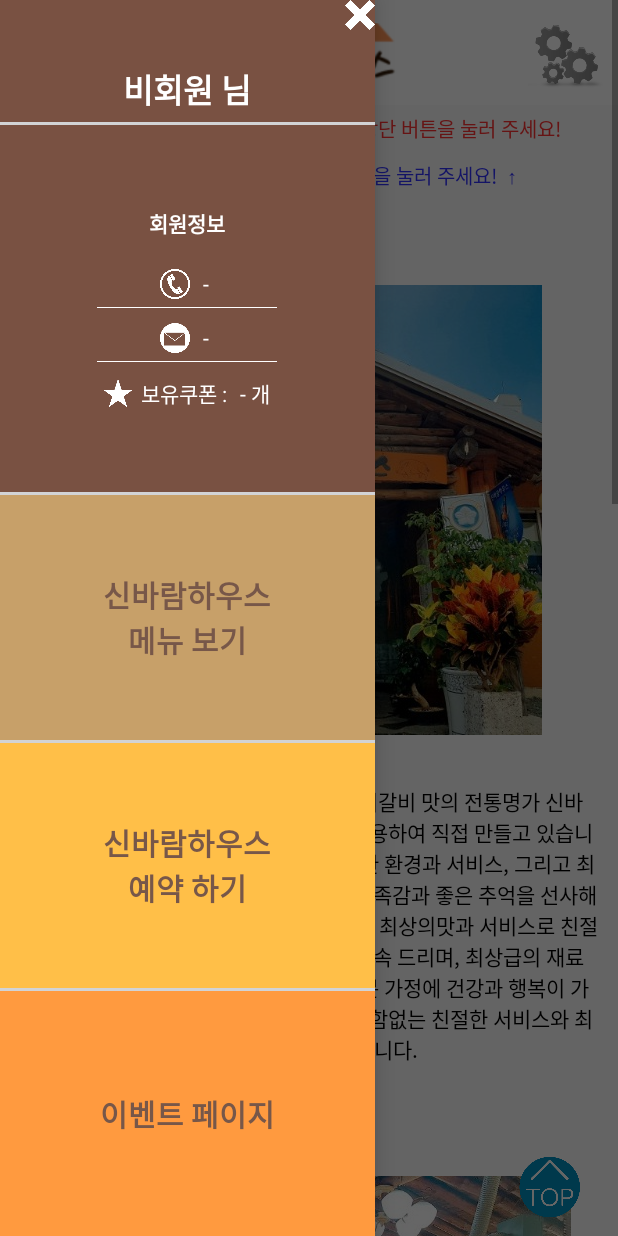
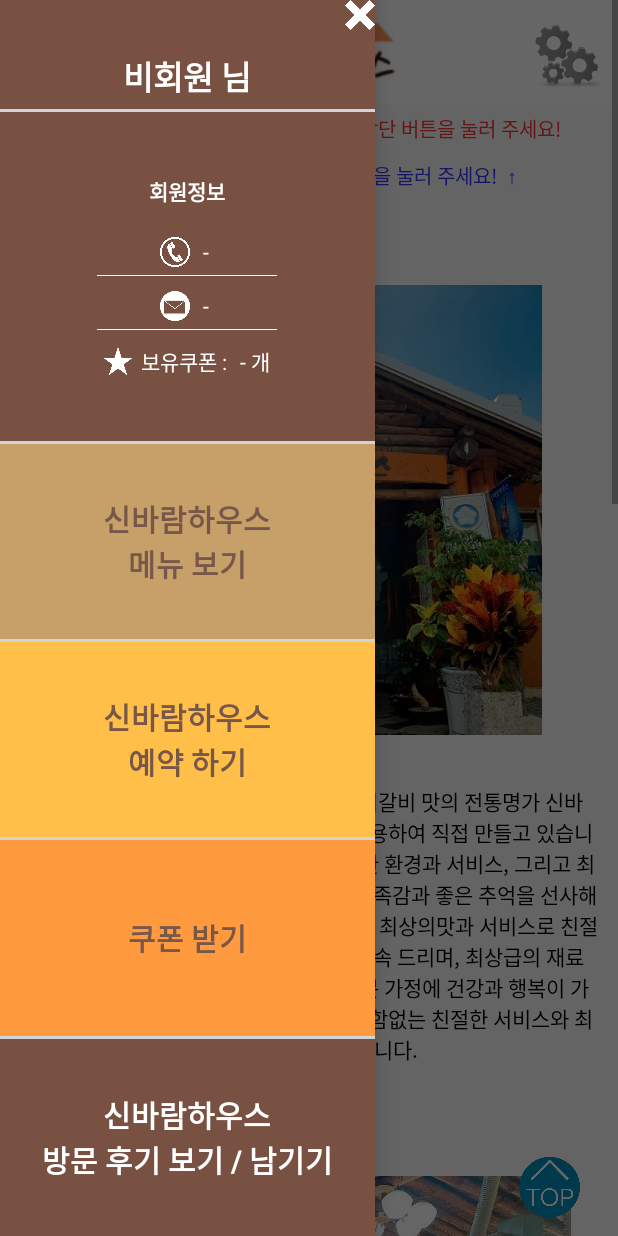
Before and after one commit to unripeblue/Sinbaram, an Android app: the MainActivity screen opened directly, with no data from a screen before it, with the side drawer open, on a phone screen of 412 x 824 dp. Run offline under Robolectric (Android 15) with nearby library versions, the phone set to English and light mode, and no system bars; pictures from the network do not load.

Commit message:
예약시 메인액티비티로 이동하게 변경. 리뷰 액티비티 추가

```diff
--- a/app/src/main/AndroidManifest.xml
+++ b/app/src/main/AndroidManifest.xml
@@ -25,10 +25,11 @@
         <activity android:name=".SignupActivity" />
         <activity android:name=".MenuActivity" />
         <activity android:name=".ReservationActivity" />
-        <activity android:name=".EventActivity" />
+        <activity android:name=".CouponActivity" />
         <activity android:name=".ReservationListActivity" />
         <activity android:name=".MyCouponActivity" />
-        <activity android:name=".MyInfoActivity"></activity>
+        <activity android:name=".MyInfoActivity" />
+        <activity android:name=".ReviewActivity"></activity>
     </application>
 
 </manifest>
--- a/app/src/main/java/com/tje/sinbaram/EventActivity.java
+++ b/app/src/main/java/com/tje/sinbaram/CouponActivity.java
@@ -9,7 +9,7 @@ import com.tje.sinbaram.data.Coupon;
 import java.util.ArrayList;
 import java.util.List;
 
-public class EventActivity extends BaseActivity {
+public class CouponActivity extends BaseActivity {
 
     private android.widget.ListView couponListView;
 
@@ -19,7 +19,7 @@ public class EventActivity extends BaseActivity {
     @Override
     protected void onCreate(Bundle savedInstanceState) {
         super.onCreate(savedInstanceState);
-        setContentView(R.layout.activity_event);
+        setContentView(R.layout.activity_coupon);
         bindViews();
         setupEvents();
         setValues();
--- a/app/src/main/java/com/tje/sinbaram/HamburgerMenuFragment.java
+++ b/app/src/main/java/com/tje/sinbaram/HamburgerMenuFragment.java
@@ -25,11 +25,13 @@ public class HamburgerMenuFragment extends Fragment {
     private TextView userPhoneTxt;
     private TextView userMailTxt;
     private TextView userCouponTxt;
+    private LinearLayout reviewLayout;
 
     @Nullable
     @Override
     public View onCreateView(LayoutInflater inflater, @Nullable ViewGroup container, @Nullable Bundle savedInstanceState) {
-        View v = inflater.inflate(R.layout.frag_member_navi, container, false);
+        View v = inflater.inflate(R.layout.frag_hamburger_menu, container, false);
+        this.reviewLayout = (LinearLayout) v.findViewById(R.id.reviewLayout);
         this.userCouponTxt = (TextView) v.findViewById(R.id.userCouponTxt);
         this.userMailTxt = (TextView) v.findViewById(R.id.userMailTxt);
         this.userPhoneTxt = (TextView) v.findViewById(R.id.userPhoneTxt);
@@ -64,7 +66,15 @@ public class HamburgerMenuFragment extends Fragment {
         eventpageLayout.setOnClickListener(new View.OnClickListener() {
             @Override
             public void onClick(View view) {
-                Intent intent = new Intent(getActivity(), EventActivity.class);
+                Intent intent = new Intent(getActivity(), CouponActivity.class);
+                startActivity(intent);
+            }
+        });
+
+        reviewLayout.setOnClickListener(new View.OnClickListener() {
+            @Override
+            public void onClick(View view) {
+                Intent intent = new Intent(getActivity(), ReviewActivity.class);
                 startActivity(intent);
             }
         });
--- a/app/src/main/res/layout/activity_event.xml
+++ b/app/src/main/res/layout/activity_coupon.xml
@@ -6,7 +6,7 @@
     android:layout_height="match_parent"
     android:orientation="vertical"
     android:gravity="center"
-    tools:context="com.tje.sinbaram.EventActivity">
+    tools:context="com.tje.sinbaram.CouponActivity">
 
     <TextView
         android:gravity="center"
--- a/app/src/main/res/layout/activity_main.xml
+++ b/app/src/main/res/layout/activity_main.xml
@@ -221,7 +221,7 @@
                 android:layout_width="match_parent"
                 android:layout_height="match_parent"
                 android:tag="memberFragment"
-                tools:layout="@layout/frag_member_navi" />
+                tools:layout="@layout/frag_hamburger_menu" />
         </LinearLayout>
 
 
--- a/app/src/main/res/layout/frag_member_navi.xml
+++ b/app/src/main/res/layout/frag_hamburger_menu.xml
@@ -15,7 +15,7 @@
         <LinearLayout
             android:layout_width="fill_parent"
             android:layout_height="0dp"
-            android:layout_weight="1">
+            android:layout_weight="0.9">
 
             <FrameLayout
                 android:layout_width="match_parent"
@@ -66,7 +66,7 @@
         <LinearLayout
             android:layout_width="fill_parent"
             android:layout_height="0dp"
-            android:layout_weight="3"
+            android:layout_weight="2.7"
             android:gravity="center"
             android:orientation="vertical"
             android:weightSum="1">
@@ -74,9 +74,9 @@
             <LinearLayout
                 android:layout_width="120dp"
                 android:layout_height="wrap_content"
+                android:layout_weight="0.76"
                 android:gravity="center"
-                android:orientation="vertical"
-                android:layout_weight="0.76">
+                android:orientation="vertical">
 
                 <TextView
                     android:layout_width="wrap_content"
@@ -169,9 +169,9 @@
                 </LinearLayout>
 
 
-
             </LinearLayout>
         </LinearLayout>
+
 
         <TextView
             android:layout_width="match_parent"
@@ -180,10 +180,10 @@
 
         <LinearLayout
             android:id="@+id/menuViewLayout"
-            android:background="#c7a069"
             android:layout_width="fill_parent"
             android:layout_height="0dp"
-            android:layout_weight="2"
+            android:layout_weight="1.6"
+            android:background="#c7a069"
             android:gravity="center"
             android:orientation="vertical">
 
@@ -208,17 +208,17 @@
 
         <LinearLayout
             android:id="@+id/reservationLayout"
-            android:background="#ffbf48"
             android:layout_width="fill_parent"
             android:layout_height="0dp"
-            android:layout_weight="2"
+            android:layout_weight="1.6"
+            android:background="#ffbf48"
             android:gravity="center"
             android:orientation="vertical">
 
             <TextView
-                android:gravity="center"
                 android:layout_width="wrap_content"
                 android:layout_height="wrap_content"
+                android:gravity="center"
                 android:text="신바람하우스\n예약 하기"
                 android:textColor="#775749"
                 android:textSize="20sp"
@@ -234,24 +234,48 @@
 
         <LinearLayout
             android:id="@+id/eventpageLayout"
-            android:background="#ff9a3f"
             android:layout_width="fill_parent"
             android:layout_height="0dp"
-            android:layout_weight="2"
+            android:layout_weight="1.6"
+            android:background="#ff9a3f"
             android:gravity="center"
             android:orientation="vertical">
 
             <TextView
                 android:layout_width="wrap_content"
                 android:layout_height="wrap_content"
-                android:text="이벤트 페이지"
+                android:text="쿠폰 받기"
                 android:textColor="#775749"
                 android:textSize="20sp"
                 android:textStyle="bold" />
 
         </LinearLayout>
 
+        <TextView
+            android:layout_width="match_parent"
+            android:layout_height="2dp"
+            android:background="#D2D3D5" />
 
+        <LinearLayout
+            android:id="@+id/reviewLayout"
+            android:layout_width="fill_parent"
+            android:layout_height="0dp"
+            android:layout_weight="1.6"
+            android:background="#795142"
+            android:gravity="center"
+            android:orientation="vertical">
+
+            <TextView
+                android:layout_width="wrap_content"
+                android:layout_height="wrap_content"
+                android:gravity="center"
+                android:text="신바람하우스\n방문 후기 보기 / 남기기"
+                android:textColor="@color/white"
+                android:textSize="20sp"
+                android:textStyle="bold" />
+
+
+        </LinearLayout>
 
 
     </LinearLayout>
--- a/app/src/main/res/layout/mycoupon_list_item.xml
+++ b/app/src/main/res/layout/mycoupon_list_item.xml
@@ -87,7 +87,7 @@
                         android:layout_width="100sp"
                         android:layout_height="20sp"
                         android:layout_marginLeft="100dp"
-                        android:src="@mipmap/ic_launcher" />
+                        android:src="@drawable/nouse" />
 
                     <ImageView
                         android:visibility="gone"
@@ -95,7 +95,7 @@
                         android:layout_width="100sp"
                         android:layout_height="20sp"
                         android:layout_marginLeft="100dp"
-                        android:src="@mipmap/ic_launcher_round" />
+                        android:src="@drawable/use" />
 
                 </FrameLayout>
 
```
Also changed, not shown: app/src/main/java/com/tje/sinbaram/ReservationActivity.java (+23 -0 lines), app/src/main/java/com/tje/sinbaram/ReviewActivity.java (added, +31 -0 lines), app/src/main/res/layout/activity_review.xml (added, +12 -0 lines), app/src/main/res/drawable/nouse.png (added), app/src/main/res/drawable/use.png (added).
